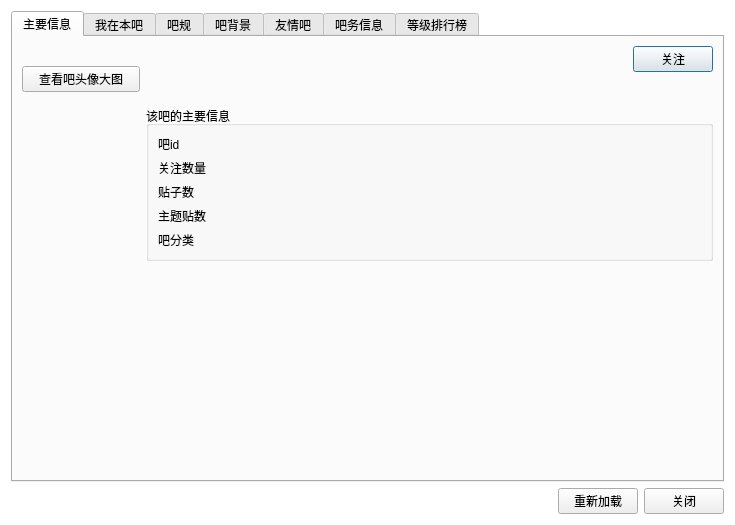
Old version of the form resf/forum_detail.ui in the repository clb-128258/TiebaDesktop.
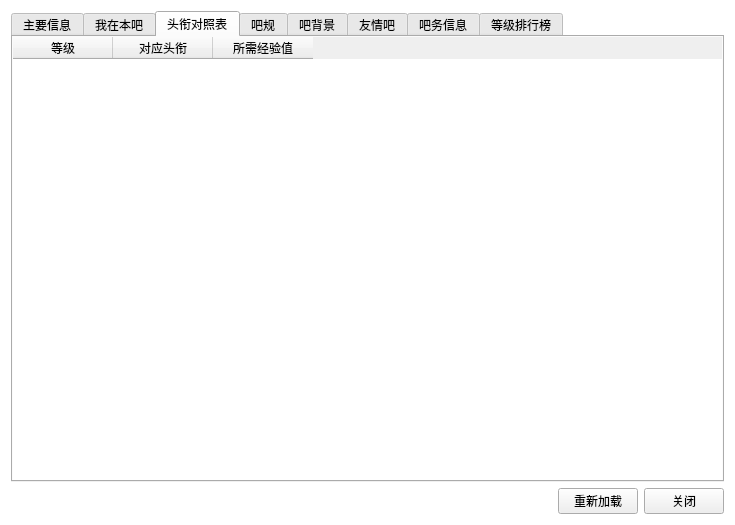
New version of the form. The open tabs and pages were chosen to show the change.

Commit message: 修改了缓存功能的实现逻辑

Patch:
```diff
--- a/resf/forum_detail.ui
+++ b/resf/forum_detail.ui
@@ -413,6 +413,47 @@
        </item>
       </layout>
      </widget>
+     <widget class="QWidget" name="tab_8">
+      <attribute name="title">
+       <string>头衔对照表</string>
+      </attribute>
+      <layout class="QGridLayout" name="gridLayout_13">
+       <property name="leftMargin">
+        <number>0</number>
+       </property>
+       <property name="topMargin">
+        <number>0</number>
+       </property>
+       <property name="rightMargin">
+        <number>0</number>
+       </property>
+       <property name="bottomMargin">
+        <number>0</number>
+       </property>
+       <item row="0" column="0">
+        <widget class="QTableWidget" name="tableWidget">
+         <property name="frameShape">
+          <enum>QFrame::NoFrame</enum>
+         </property>
+         <column>
+          <property name="text">
+           <string>等级</string>
+          </property>
+         </column>
+         <column>
+          <property name="text">
+           <string>对应头衔</string>
+          </property>
+         </column>
+         <column>
+          <property name="text">
+           <string>所需经验值</string>
+          </property>
+         </column>
+        </widget>
+       </item>
+      </layout>
+     </widget>
      <widget class="QWidget" name="tab_6">
       <attribute name="title">
        <string>吧规</string>
```
Left out of the diff: 3 changed lines with no effect on the pictures. The commit also changes 2 other files.
